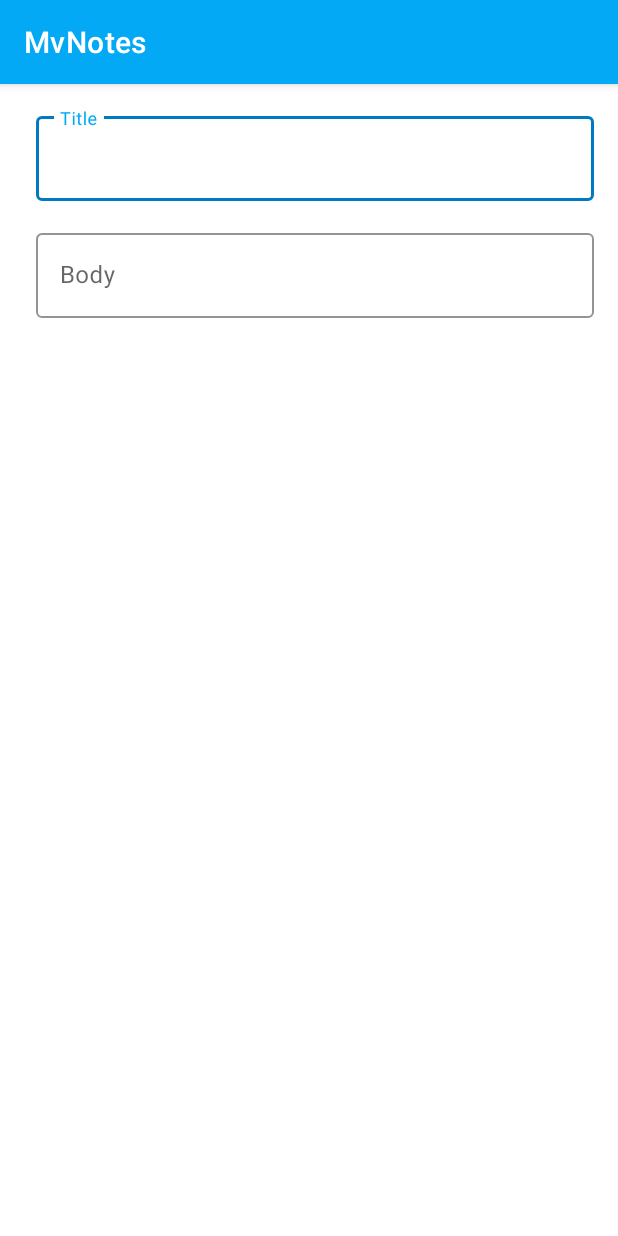
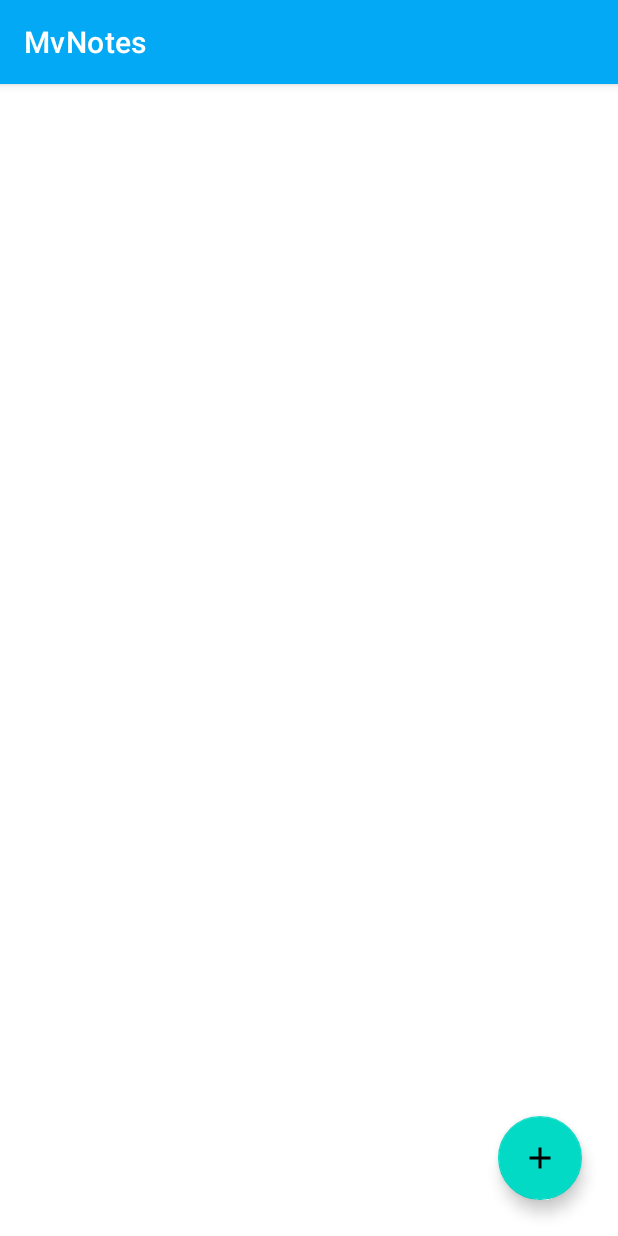
Before and after one commit to CodyEngel/MvNotes, an Android app: the screen it shows after launch (NotesActivity), on a phone screen of 412 x 824 dp. Run offline under Robolectric (Android 15) with nearby library versions, the phone set to English and light mode, and no system bars.

Commit message:
Add Note Activity
Moved the logic for adding notes to an Add Note activity and updated the launch activity to display a FAB with a plus icon that launches the Add Note screen.

```diff
--- a/app/src/main/AndroidManifest.xml
+++ b/app/src/main/AndroidManifest.xml
@@ -16,5 +16,6 @@
                 <category android:name="android.intent.category.LAUNCHER" />
             </intent-filter>
         </activity>
+        <activity android:name=".AddNoteActivity"/>
     </application>
 </manifest>
--- a/app/src/main/java/engel/cody/mvnotes/NotesActivity.kt
+++ b/app/src/main/java/engel/cody/mvnotes/NotesActivity.kt
@@ -2,13 +2,7 @@ package engel.cody.mvnotes
 
 import android.os.Bundle
 import androidx.appcompat.app.AppCompatActivity
-import engel.cody.mvnotes.repository.Note
-import engel.cody.mvnotes.repository.NoteRepositoryReal
-import engel.cody.mvnotes.repository.RepositoryResponse
-import engel.cody.mvnotes.repository.local.NoteDatabase
 import kotlinx.android.synthetic.main.activity_notes.*
-import kotlinx.coroutines.experimental.GlobalScope
-import kotlinx.coroutines.experimental.launch
 
 /**
  * @author cody
@@ -19,32 +13,6 @@ class NotesActivity : AppCompatActivity() {
         super.onCreate(savedInstanceState)
         setContentView(R.layout.activity_notes)
 
-        val noteRepository = NoteRepositoryReal(
-            NoteDatabase.builder(this)
-        )
-
-        GlobalScope.launch {
-            val allNotes = noteRepository.retrieveNotes()
-            when (allNotes) {
-                is RepositoryResponse.Success<*> -> {
-                    if (allNotes.response is List<*>) {
-                        println("Total Notes: ${allNotes.response.size}")
-                    }
-                }
-            }
-        }
-
-        saveNote.setOnClickListener {
-            GlobalScope.launch {
-                val noteEntity = noteRepository.saveNote(
-                    Note(
-                        title = noteTitle.text.toString(),
-                        body = noteBody.text.toString()
-                    )
-                )
-
-                println("Note Saved: $noteEntity")
-            }
-        }
+        addNote.setOnClickListener { startActivity(AddNoteActivity.startIntent(this)) }
     }
 }
--- /dev/null
+++ b/app/src/main/res/drawable/ic_add.xml
@@ -0,0 +1,5 @@
+<vector android:height="24dp" android:tint="#FFFFFF"
+    android:viewportHeight="24.0" android:viewportWidth="24.0"
+    android:width="24dp" xmlns:android="http://schemas.android.com/apk/res/android">
+    <path android:fillColor="#FF000000" android:pathData="M19,13h-6v6h-2v-6H5v-2h6V5h2v6h6v2z"/>
+</vector>
--- a/app/src/main/res/layout/activity_notes.xml
+++ b/app/src/main/res/layout/activity_notes.xml
@@ -4,38 +4,13 @@
     android:orientation="vertical"
     android:layout_width="match_parent"
     android:layout_height="match_parent"
-    android:padding="16dp">
+    android:gravity="bottom|end">
 
-    <com.google.android.material.textfield.TextInputLayout
-        android:layout_width="match_parent"
+    <com.google.android.material.floatingactionbutton.FloatingActionButton
+        android:id="@+id/addNote"
+        android:layout_width="wrap_content"
         android:layout_height="wrap_content"
-        android:layout_marginBottom="16dp">
-
-        <com.google.android.material.textfield.TextInputEditText
-            android:id="@+id/noteTitle"
-            android:layout_width="match_parent"
-            android:layout_height="wrap_content"
-            android:hint="@string/note_text_title"/>
-
-    </com.google.android.material.textfield.TextInputLayout>
-
-    <com.google.android.material.textfield.TextInputLayout
-        android:layout_width="match_parent"
-        android:layout_height="wrap_content"
-        android:layout_marginBottom="16dp">
-
-        <com.google.android.material.textfield.TextInputEditText
-            android:id="@+id/noteBody"
-            android:layout_width="match_parent"
-            android:layout_height="wrap_content"
-            android:hint="@string/note_text_body"/>
-
-    </com.google.android.material.textfield.TextInputLayout>
-
-    <androidx.appcompat.widget.AppCompatButton
-        android:id="@+id/saveNote"
-        android:layout_width="match_parent"
-        android:layout_height="wrap_content"
-        android:text="@string/note_save_button"/>
+        android:layout_margin="24dp"
+        android:src="@drawable/ic_add"/>
 
 </LinearLayout>
```
Also changed, not shown: app/src/main/java/engel/cody/mvnotes/AddNoteActivity.kt (added, +57 -0 lines), app/src/main/res/layout/activity_add_note.xml (added, +41 -0 lines).
